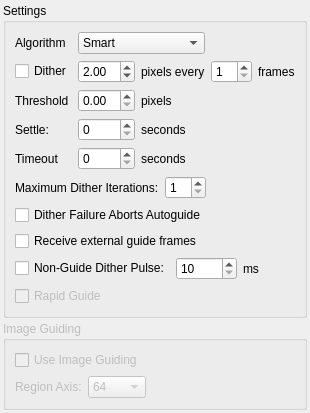
The window that kstars/ekos/guide/opsguide.ui (KDE/kstars) describes before a commit, drawn with Qt 5.
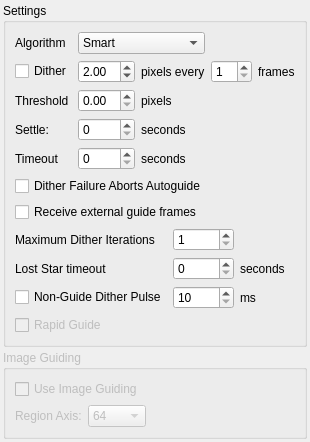
The same window after the commit.

Commit message: Integrate SEP with internal guider. Add support for reacquiring lost star automatically without aborting immediately

```diff
--- a/kstars/ekos/guide/opsguide.ui
+++ b/kstars/ekos/guide/opsguide.ui
@@ -6,8 +6,8 @@
    <rect>
     <x>0</x>
     <y>0</y>
-    <width>297</width>
-    <height>376</height>
+    <width>282</width>
+    <height>418</height>
    </rect>
   </property>
   <layout class="QVBoxLayout" name="verticalLayout">
@@ -195,46 +195,6 @@
         </item>
        </layout>
       </item>
-      <item>
-       <layout class="QHBoxLayout" name="horizontalLayout">
-        <item>
-         <widget class="QLabel" name="label_3">
-          <property name="toolTip">
-           <string>&lt;html&gt;&lt;head/&gt;&lt;body&gt;&lt;p&gt;Maximum dithering iteration attempts before giving up&lt;/p&gt;&lt;/body&gt;&lt;/html&gt;</string>
-          </property>
-          <property name="text">
-           <string>Maximum Dither Iterations:</string>
-          </property>
-         </widget>
-        </item>
-        <item>
-         <widget class="QSpinBox" name="kcfg_DitherMaxIterations">
-          <property name="toolTip">
-           <string>&lt;html&gt;&lt;head/&gt;&lt;body&gt;&lt;p&gt;Maximum dithering iteration attempts before giving up&lt;/p&gt;&lt;/body&gt;&lt;/html&gt;</string>
-          </property>
-          <property name="minimum">
-           <number>1</number>
-          </property>
-          <property name="maximum">
-           <number>30</number>
-          </property>
-         </widget>
-        </item>
-        <item>
-         <spacer name="horizontalSpacer">
-          <property name="orientation">
-           <enum>Qt::Horizontal</enum>
-          </property>
-          <property name="sizeHint" stdset="0">
-           <size>
-            <width>40</width>
-            <height>20</height>
-           </size>
-          </property>
-         </spacer>
-        </item>
-       </layout>
-      </item>
       <item>
        <widget class="QCheckBox" name="kcfg_DitherFailAbortsAutoGuide">
         <property name="toolTip">
@@ -259,18 +219,61 @@
        </widget>
       </item>
       <item>
-       <layout class="QHBoxLayout" name="horizontalLayout_3">
-        <item>
+       <layout class="QGridLayout" name="gridLayout_2">
+        <item row="0" column="0">
+         <widget class="QLabel" name="label_3">
+          <property name="toolTip">
+           <string>&lt;html&gt;&lt;head/&gt;&lt;body&gt;&lt;p&gt;Maximum dithering iteration attempts before giving up&lt;/p&gt;&lt;/body&gt;&lt;/html&gt;</string>
+          </property>
+          <property name="text">
+           <string>Maximum Dither Iterations</string>
+          </property>
+         </widget>
+        </item>
+        <item row="0" column="1">
+         <widget class="QSpinBox" name="kcfg_DitherMaxIterations">
+          <property name="toolTip">
+           <string>&lt;html&gt;&lt;head/&gt;&lt;body&gt;&lt;p&gt;Maximum dithering iteration attempts before giving up&lt;/p&gt;&lt;/body&gt;&lt;/html&gt;</string>
+          </property>
+          <property name="minimum">
+           <number>1</number>
+          </property>
+          <property name="maximum">
+           <number>30</number>
+          </property>
+         </widget>
+        </item>
+        <item row="1" column="0">
+         <widget class="QLabel" name="label_11">
+          <property name="toolTip">
+           <string>&lt;html&gt;&lt;head/&gt;&lt;body&gt;&lt;p&gt;If star tracking is lost due to passing clouds or other reasons, wait this many seconds before giving up.&lt;/p&gt;&lt;/body&gt;&lt;/html&gt;</string>
+          </property>
+          <property name="text">
+           <string>Lost Star timeout</string>
+          </property>
+         </widget>
+        </item>
+        <item row="1" column="1">
+         <widget class="QSpinBox" name="kcfg_GuideLostStarTimeout"/>
+        </item>
+        <item row="1" column="2">
+         <widget class="QLabel" name="label_12">
+          <property name="text">
+           <string>seconds</string>
+          </property>
+         </widget>
+        </item>
+        <item row="2" column="0">
          <widget class="QCheckBox" name="kcfg_DitherNoGuiding">
           <property name="toolTip">
            <string>&lt;html&gt;&lt;head/&gt;&lt;body&gt;&lt;p&gt;Perform dithering when not guiding.&lt;/p&gt;&lt;/body&gt;&lt;/html&gt;</string>
           </property>
           <property name="text">
-           <string>Non-Guide Dither Pulse:</string>
+           <string>Non-Guide Dither Pulse</string>
           </property>
          </widget>
         </item>
-        <item>
+        <item row="2" column="1">
          <widget class="QSpinBox" name="kcfg_DitherNoGuidingPulse">
           <property name="toolTip">
            <string>Pulse length in milliseconds to command mount motion in a random direction</string>
@@ -286,7 +289,7 @@
           </property>
          </widget>
         </item>
-        <item>
+        <item row="2" column="2">
          <widget class="QLabel" name="label_10">
           <property name="text">
            <string>ms</string>
```
Left out of the diff: 5 changed lines with no effect on the pictures. The commit also changes 12 other files.
